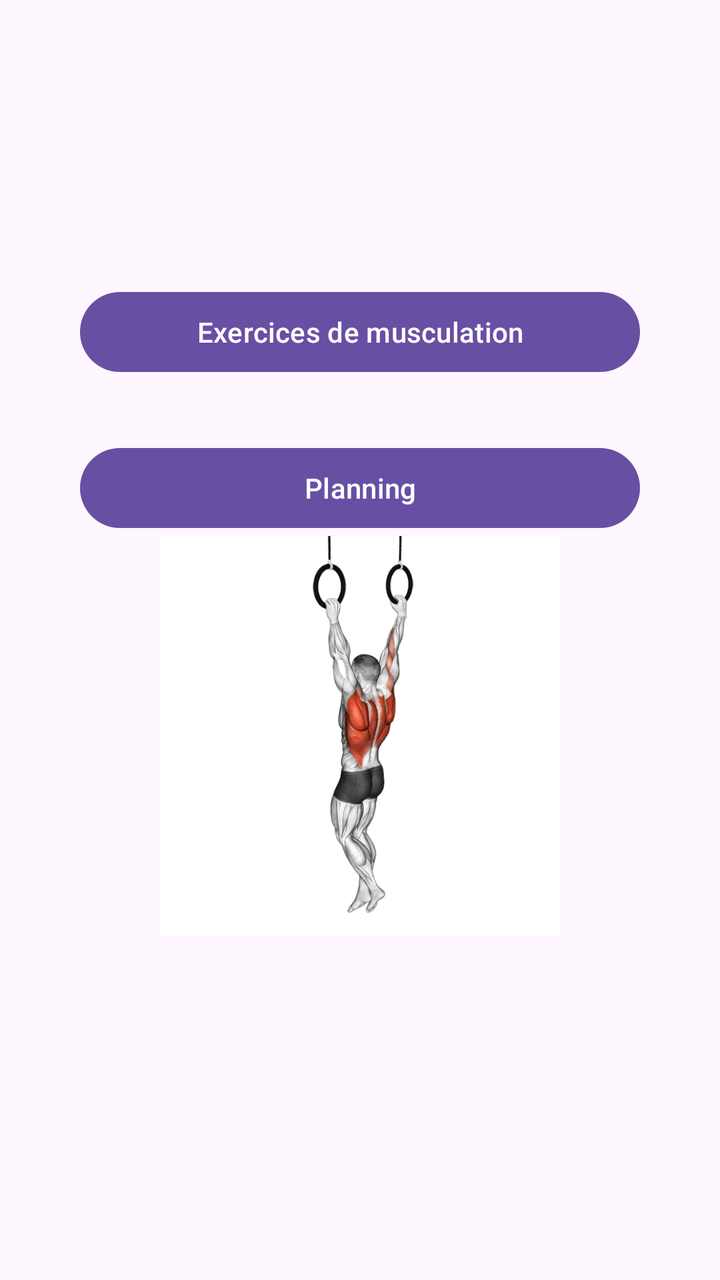
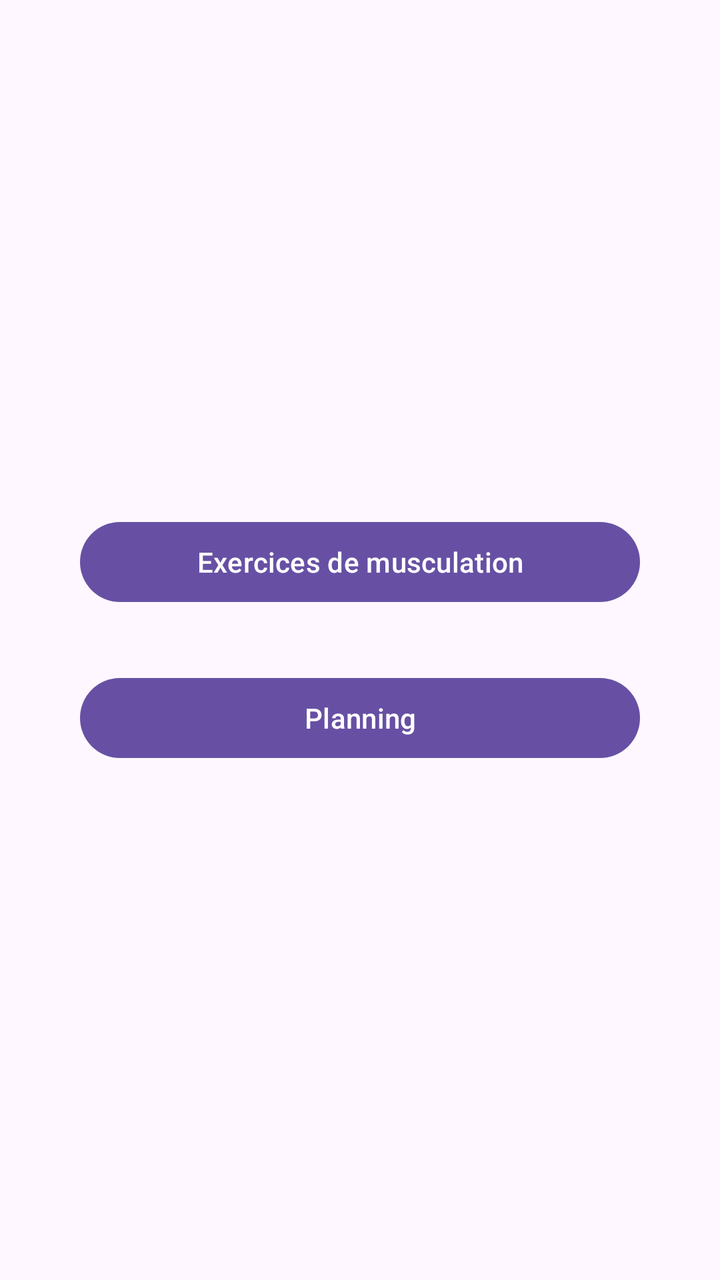

Compare the two renders of this Android layout. The source of the first and the diff that turns it into the second are given below.
<!-- AndroidManifest.xml: application theme Theme.Muscu -->
<!-- res/layout/activity_main.xml -->
<LinearLayout
    xmlns:android="http://schemas.android.com/apk/res/android"
    android:orientation="vertical"
    android:gravity="center"
    android:padding="40dp"
    android:layout_width="match_parent"
    android:layout_height="match_parent">

    <Button
        android:id="@+id/btnExercice"
        android:text="Exercices de musculation"
        android:layout_width="match_parent"
        android:layout_height="wrap_content"/>

    <Button
        android:id="@+id/btnPlanning"
        android:text="Planning"
        android:layout_marginTop="30dp"
        android:layout_width="match_parent"
        android:layout_height="wrap_content"/>

    <ImageView
        android:id="@+id/gifExercice"
        android:layout_width="200dp"
        android:layout_height="200dp"
        android:src="@drawable/tractions_aux_anneaux"
        android:contentDescription="Animation traction aux anneaux"
        android:layout_marginBottom="30dp"/>

</LinearLayout>
<!-- resources referenced by this layout -->
<resources>
  <!-- drawable tractions_aux_anneaux: gif bitmap (drawable, 426642 bytes) -->
  <style name="Theme.Muscu" parent="Base.Theme.Muscu" />
  <style name="Base.Theme.Muscu" parent="Theme.Material3.DayNight.NoActionBar">
          
          
      </style>
</resources>

<!-- the commit's change to res/layout/activity_main.xml (unified diff, before → after) -->
@@ -19,12 +19,5 @@
         android:layout_width="match_parent"
         android:layout_height="wrap_content"/>
 
-    <ImageView
-        android:id="@+id/gifExercice"
-        android:layout_width="200dp"
-        android:layout_height="200dp"
-        android:src="@drawable/tractions_aux_anneaux"
-        android:contentDescription="Animation traction aux anneaux"
-        android:layout_marginBottom="30dp"/>
 
 </LinearLayout>
<!-- resource entries referenced after the edit -->
@@ -1,6 +1,5 @@
 <!-- resources referenced by this layout -->
 <resources>
-  <!-- drawable tractions_aux_anneaux: gif bitmap (drawable, 426642 bytes) -->
   <style name="Theme.Muscu" parent="Base.Theme.Muscu" />
   <style name="Base.Theme.Muscu" parent="Theme.Material3.DayNight.NoActionBar">
           
